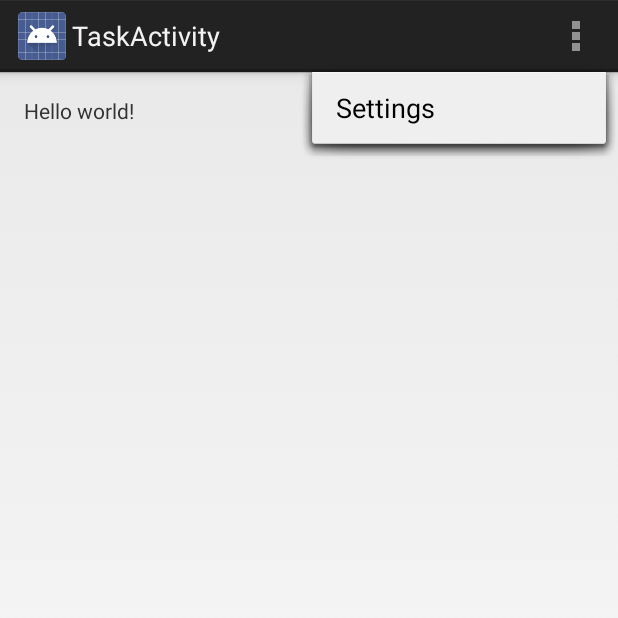
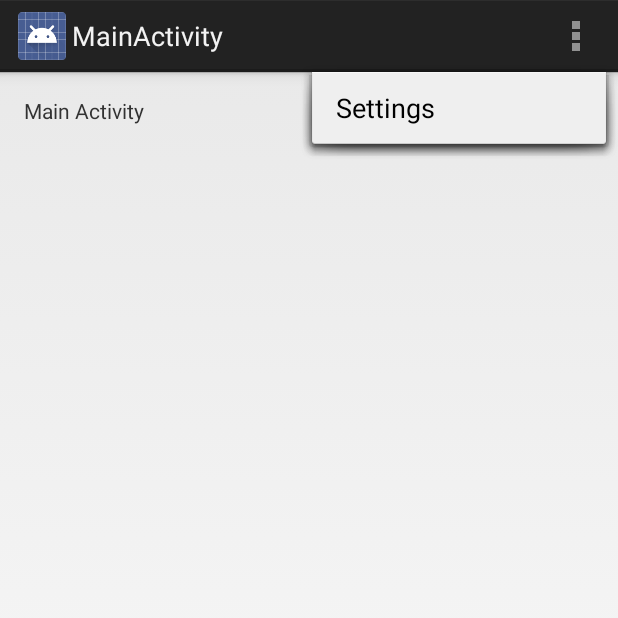
Before and after one commit to calblueprint/watershed, an Android app: the screen it shows after launch (TaskActivity before the commit, MainActivity after it), with the options menu open, on a phone screen of 412 x 824 dp, the top half of it. Run offline under Robolectric (Android 15) with nearby library versions, the phone set to English and light mode, and no system bars.

Commit message:
Add main activity with layout

```diff
--- /dev/null
+++ b/watershed-android/watershed/app/src/main/java/com/blueprint/watershed/MainActivity.java
@@ -0,0 +1,36 @@
+package com.blueprint.watershed;
+
+import android.app.Activity;
+import android.os.Bundle;
+import android.view.Menu;
+import android.view.MenuItem;
+import com.blueprint.watershed.R;
+
+public class MainActivity extends Activity {
+
+    @Override
+    protected void onCreate(Bundle savedInstanceState) {
+        super.onCreate(savedInstanceState);
+        setContentView(R.layout.activity_main);
+    }
+
+
+    @Override
+    public boolean onCreateOptionsMenu(Menu menu) {
+        // Inflate the menu; this adds items to the action bar if it is present.
+        getMenuInflater().inflate(R.menu.main, menu);
+        return true;
+    }
+
+    @Override
+    public boolean onOptionsItemSelected(MenuItem item) {
+        // Handle action bar item clicks here. The action bar will
+        // automatically handle clicks on the Home/Up button, so long
+        // as you specify a parent activity in AndroidManifest.xml.
+        int id = item.getItemId();
+        if (id == R.id.action_settings) {
+            return true;
+        }
+        return super.onOptionsItemSelected(item);
+    }
+}
--- /dev/null
+++ b/watershed-android/watershed/app/src/main/res/layout/activity_main.xml
@@ -0,0 +1,16 @@
+<RelativeLayout xmlns:android="http://schemas.android.com/apk/res/android"
+    xmlns:tools="http://schemas.android.com/tools"
+    android:layout_width="match_parent"
+    android:layout_height="match_parent"
+    android:paddingLeft="@dimen/activity_horizontal_margin"
+    android:paddingRight="@dimen/activity_horizontal_margin"
+    android:paddingTop="@dimen/activity_vertical_margin"
+    android:paddingBottom="@dimen/activity_vertical_margin"
+    tools:context="com.blueprint.watershed.MainActivity">
+
+    <TextView
+        android:text="Main Activity"
+        android:layout_width="wrap_content"
+        android:layout_height="wrap_content" />
+
+</RelativeLayout>
--- /dev/null
+++ b/watershed-android/watershed/app/src/main/res/menu/main.xml
@@ -0,0 +1,8 @@
+<menu xmlns:android="http://schemas.android.com/apk/res/android"
+    xmlns:tools="http://schemas.android.com/tools"
+    tools:context="com.blueprint.watershed.MainActivity" >
+    <item android:id="@+id/action_settings"
+        android:title="@string/action_settings"
+        android:orderInCategory="100"
+        android:showAsAction="never" />
+</menu>
--- a/watershed-android/watershed/app/src/main/res/values/strings.xml
+++ b/watershed-android/watershed/app/src/main/res/values/strings.xml
@@ -5,5 +5,6 @@
     <string name="title_activity_task">TaskActivity</string>
     <string name="hello_world">Hello world!</string>
     <string name="action_settings">Settings</string>
+    <string name="title_activity_main">MainActivity</string>
 
 </resources>
```
Also changed, not shown: watershed-android/watershed/app/src/main/AndroidManifest.xml (+10 -0 lines).
